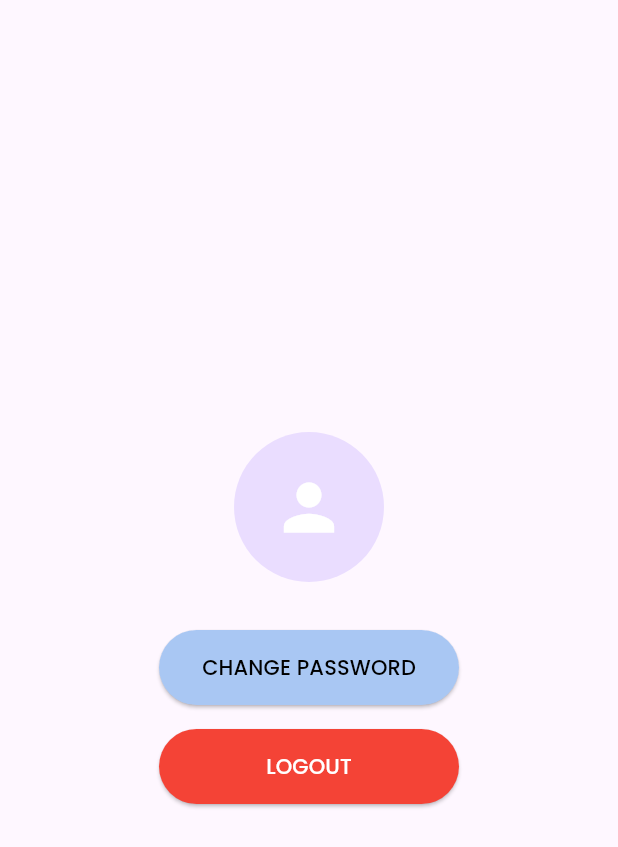
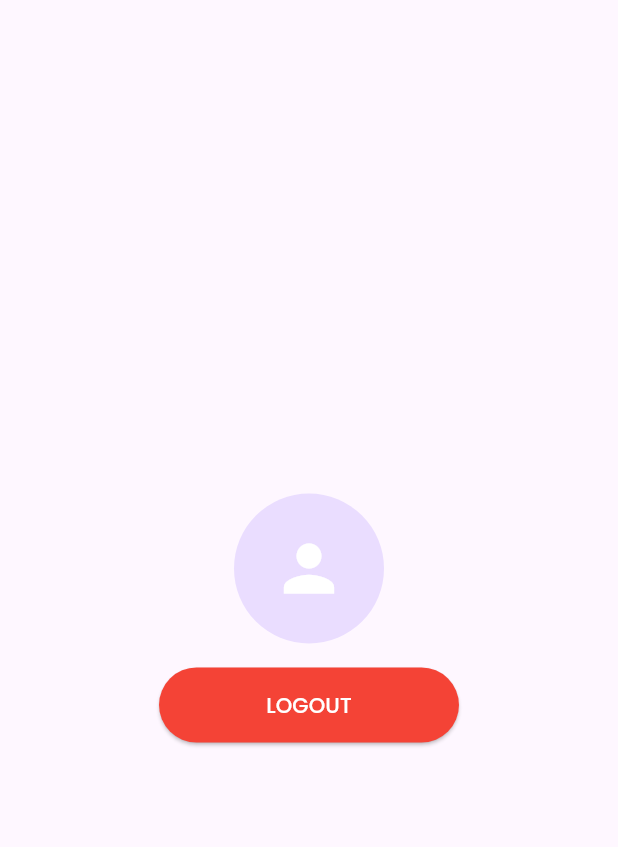
Before and after one commit to jasmrntha/tekber-fp, a Flutter app: the ProfileScreen screen opened directly, on a phone screen of 412 x 824 dp. Shown: the top 847 px of the screen. Run offline on Flutter 3.47's test engine with Material 3 defaults, Android fonts, the light colour scheme and no system bars; our stand-ins replace cloud_firestore, firebase_auth, firebase_core, firebase_storage, image_picker, shared_preferences; missing offline and left inert: dart:html; accounts and stored records are empty.

Commit message:
Update profile_screen.dart

```diff
--- a/lib/screens/profile_screen.dart
+++ b/lib/screens/profile_screen.dart
@@ -18,23 +18,7 @@ class ProfileScreen extends StatelessWidget {
                 color: Colors.white,
               ),
             ),
-            const SizedBox(height: 32),
-            ElevatedButton(
-              onPressed: () {
-                Navigator.push(
-                  context,
-                  MaterialPageRoute(builder: (context) => ChangePasswordScreen()),
-                );
-              },
-              style: ElevatedButton.styleFrom(
-                backgroundColor: const Color.fromARGB(255, 169, 199, 243),
-                minimumSize: const Size(200, 50), // Ukuran tombol
-              ),
-              child: const Text(
-                'CHANGE PASSWORD',
-                style: TextStyle(fontFamily: 'Poppins', color: Colors.black),
-              ),
-            ),
+
             const SizedBox(height: 16),
             ElevatedButton(
               onPressed: () {
```
